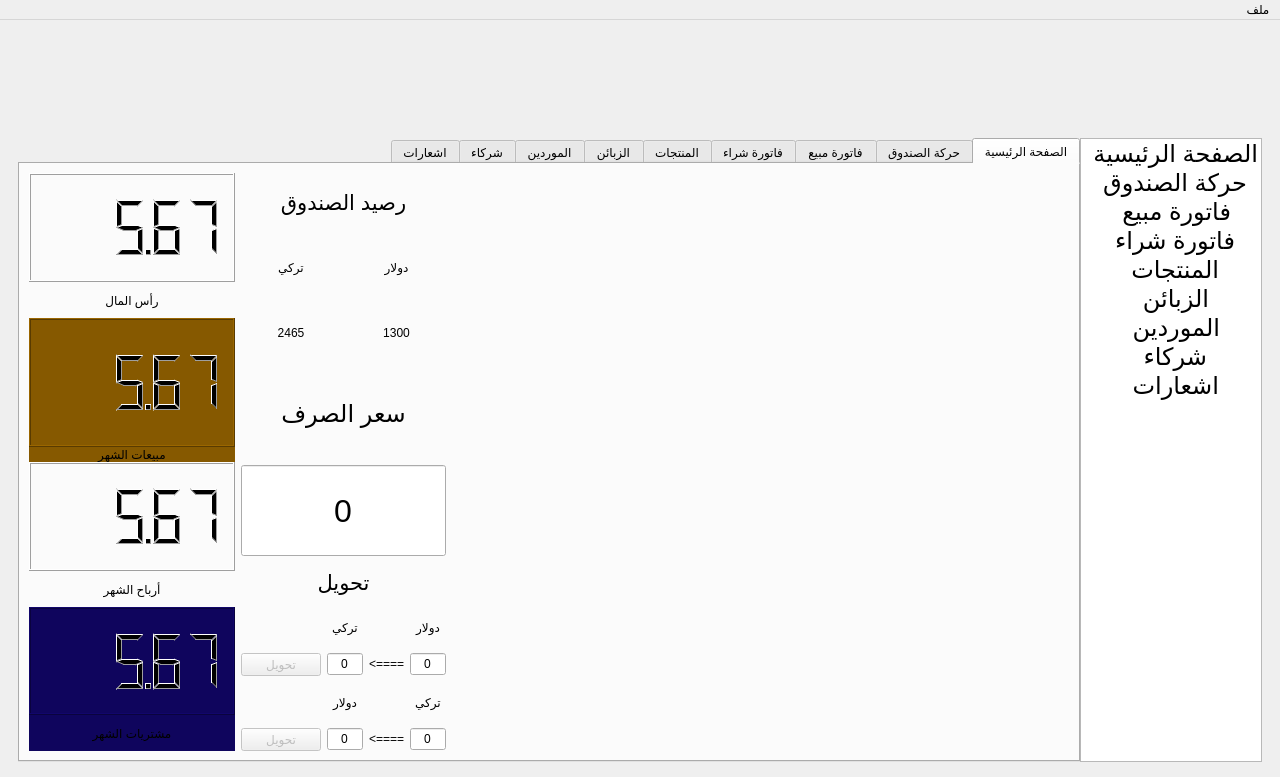
First picture: the form in j_shop.ui, repository sameraga/Al_Jamal_Shop, before the edit.
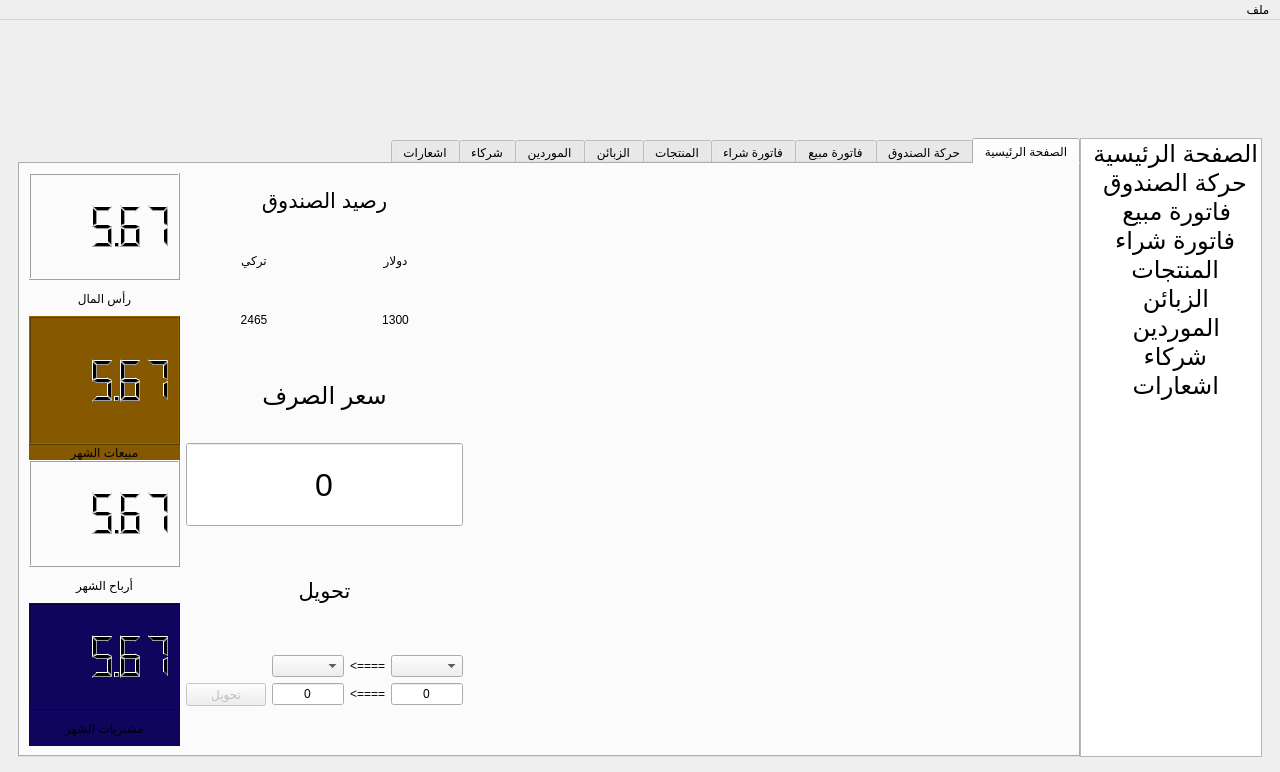
Second picture: the form after the edit. The open tabs and pages were chosen to show the change. Icons and pictures are not drawn.

Commit message:
add some thing and edit exchange coin
-add change user name to menubar
-add change user to menubar
-design exchange coin in different way to add many coin in future

```diff
--- a/j_shop.ui
+++ b/j_shop.ui
@@ -7,7 +7,7 @@
     <x>0</x>
     <y>0</y>
     <width>1280</width>
-    <height>777</height>
+    <height>772</height>
    </rect>
   </property>
   <property name="windowTitle">
@@ -405,7 +405,7 @@
                </layout>
               </item>
               <item>
-               <layout class="QVBoxLayout" name="verticalLayout_20" stretch="1,1,1">
+               <layout class="QVBoxLayout" name="verticalLayout_20" stretch="1,1,1,0">
                 <item>
                  <layout class="QGridLayout" name="gridLayout_2">
                   <item row="0" column="0" colspan="2">
@@ -513,16 +513,6 @@
                 </item>
                 <item>
                  <layout class="QGridLayout" name="gridLayout_10">
-                  <item row="3" column="3">
-                   <widget class="QLabel" name="label_61">
-                    <property name="text">
-                     <string>تركي</string>
-                    </property>
-                    <property name="alignment">
-                     <set>Qt::AlignCenter</set>
-                    </property>
-                   </widget>
-                  </item>
                   <item row="2" column="0">
                    <widget class="QPushButton" name="btn_ta_dt">
                     <property name="enabled">
@@ -536,16 +526,6 @@
                     </property>
                    </widget>
                   </item>
-                  <item row="2" column="2">
-                   <widget class="QLabel" name="label_62">
-                    <property name="text">
-                     <string>&lt;====</string>
-                    </property>
-                    <property name="alignment">
-                     <set>Qt::AlignCenter</set>
-                    </property>
-                   </widget>
-                  </item>
                   <item row="0" column="0" colspan="4">
                    <widget class="QLabel" name="label_63">
                     <property name="font">
@@ -562,55 +542,18 @@
                    </widget>
                   </item>
                   <item row="1" column="1">
-                   <widget class="QLabel" name="label_64">
-                    <property name="text">
-                     <string>تركي</string>
-                    </property>
-                    <property name="alignment">
-                     <set>Qt::AlignCenter</set>
-                    </property>
-                   </widget>
+                   <widget class="QComboBox" name="coin_exchange_to"/>
                   </item>
-                  <item row="3" column="1">
-                   <widget class="QLabel" name="label_65">
+                  <item row="2" column="1">
+                   <widget class="QLineEdit" name="ta_dt_t">
                     <property name="text">
-                     <string>دولار</string>
+                     <string>0</string>
                     </property>
                     <property name="alignment">
                      <set>Qt::AlignCenter</set>
                     </property>
-                   </widget>
-                  </item>
-                  <item row="1" column="3">
-                   <widget class="QLabel" name="label_66">
-                    <property name="text">
-                     <string>دولار</string>
-                    </property>
-                    <property name="alignment">
-                     <set>Qt::AlignCenter</set>
-                    </property>
-                   </widget>
-                  </item>
-                  <item row="4" column="0">
-                   <widget class="QPushButton" name="btn_ta_td">
-                    <property name="enabled">
-                     <bool>false</bool>
-                    </property>
-                    <property name="text">
-                     <string>تحويل</string>
-                    </property>
-                    <property name="autoDefault">
-                     <bool>false</bool>
-                    </property>
-                   </widget>
-                  </item>
-                  <item row="4" column="2">
-                   <widget class="QLabel" name="label_67">
-                    <property name="text">
-                     <string>&lt;====</string>
-                    </property>
-                    <property name="alignment">
-                     <set>Qt::AlignCenter</set>
+                    <property name="readOnly">
+                     <bool>true</bool>
                     </property>
                    </widget>
                   </item>
@@ -624,44 +567,44 @@
                     </property>
                    </widget>
                   </item>
-                  <item row="2" column="1">
-                   <widget class="QLineEdit" name="ta_dt_t">
-                    <property name="text">
-                     <string>0</string>
-                    </property>
-                    <property name="alignment">
-                     <set>Qt::AlignCenter</set>
-                    </property>
-                    <property name="readOnly">
-                     <bool>true</bool>
-                    </property>
-                   </widget>
+                  <item row="1" column="3">
+                   <widget class="QComboBox" name="coin_exchange_from"/>
                   </item>
-                  <item row="4" column="3">
-                   <widget class="QLineEdit" name="ta_td_t">
+                  <item row="1" column="2">
+                   <widget class="QLabel" name="label_62">
                     <property name="text">
-                     <string>0</string>
+                     <string>&lt;====</string>
                     </property>
                     <property name="alignment">
                      <set>Qt::AlignCenter</set>
                     </property>
                    </widget>
                   </item>
-                  <item row="4" column="1">
-                   <widget class="QLineEdit" name="ta_td_d">
+                  <item row="2" column="2">
+                   <widget class="QLabel" name="label_64">
                     <property name="text">
-                     <string>0</string>
+                     <string>&lt;====</string>
                     </property>
                     <property name="alignment">
                      <set>Qt::AlignCenter</set>
                     </property>
-                    <property name="readOnly">
-                     <bool>true</bool>
-                    </property>
                    </widget>
                   </item>
                  </layout>
                 </item>
+                <item>
+                 <spacer name="verticalSpacer_5">
+                  <property name="orientation">
+                   <enum>Qt::Vertical</enum>
+                  </property>
+                  <property name="sizeHint" stdset="0">
+                   <size>
+                    <width>20</width>
+                    <height>40</height>
+                   </size>
+                  </property>
+                 </spacer>
+                </item>
                </layout>
               </item>
               <item>
```
Left out of the diff: 29 changed lines with no effect on the pictures.
